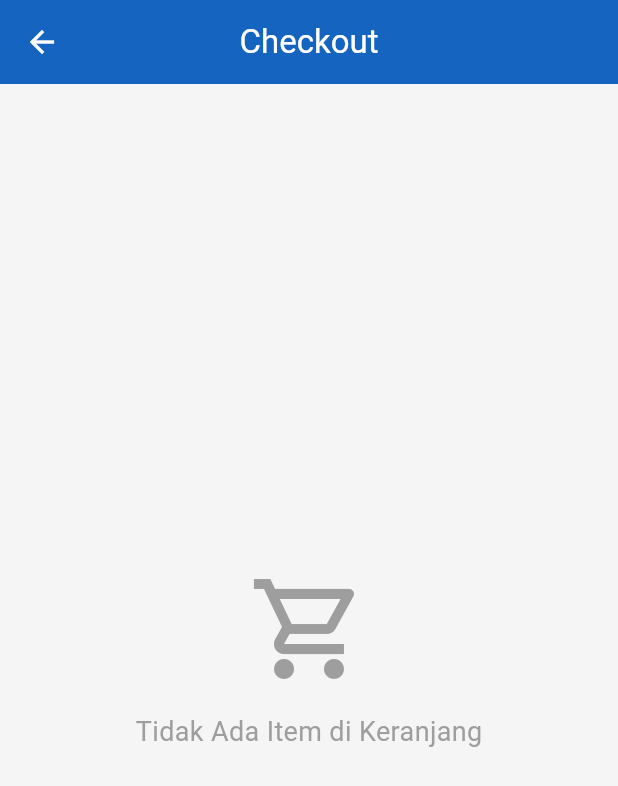
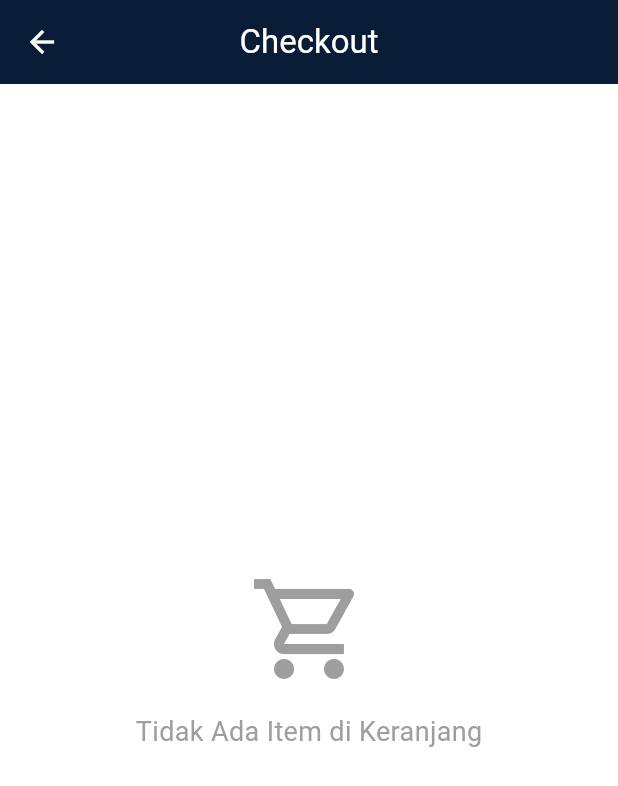
Before and after one commit to damarbagas-234/toko_jaket_1123150107, a Flutter app: the CheckoutPage screen opened directly, on a phone screen of 412 x 824 dp. Shown: the top 786 px of the screen. Run offline on Flutter 3.47's test engine with Material 3 defaults, Android fonts, the phone set to English and light mode, and no system bars; our stand-ins replace dio, email_validator, equatable, firebase_auth, firebase_core, flutter_secure_storage and 2 more; accounts and stored records are empty.

Commit message:
style: Mendesain ulang palet warna menjadi tema Navy Blue dan Putih

```diff
--- a/lib/core/constants/app_colors.dart
+++ b/lib/core/constants/app_colors.dart
@@ -1,20 +1,20 @@
 import 'package:flutter/material.dart';
 
 class AppColors {
-  static const Color primary = Color(0xFF1565C0);
-  static const Color primaryLight = Color(0xFF1E88E5);
-  static const Color primaryDark = Color(0xFF0D47A1);
-  static const Color accent = Color(0xFF42A5F5);
+  static const Color primary = Color(0xFF0A1D37); // Navy Blue
+  static const Color primaryLight = Color(0xFF2E3D59);
+  static const Color primaryDark = Color(0xFF051020);
+  static const Color accent = Color(0xFF4A6076);
 
-  static const Color background = Color(0xFFF5F5F5);
+  static const Color background = Colors.white;
   static const Color surface = Colors.white;
-  static const Color error = Colors.red;
+  static const Color error = Color(0xFFD32F2F);
 
-  static const Color textPrimary = Color(0xFF212121);
+  static const Color textPrimary = Color(0xFF0A1D37); // Use Navy for primary text
   static const Color textSecondary = Color(0xFF757575);
   static const Color textHint = Color(0xFFBDBDBD);
 
-  static const Color divider = Color(0xFFE0E0E0);
+  static const Color divider = Color(0xFFEEEEEE);
   static const Color border = Color(0xFFE0E0E0);
 
 }
```
